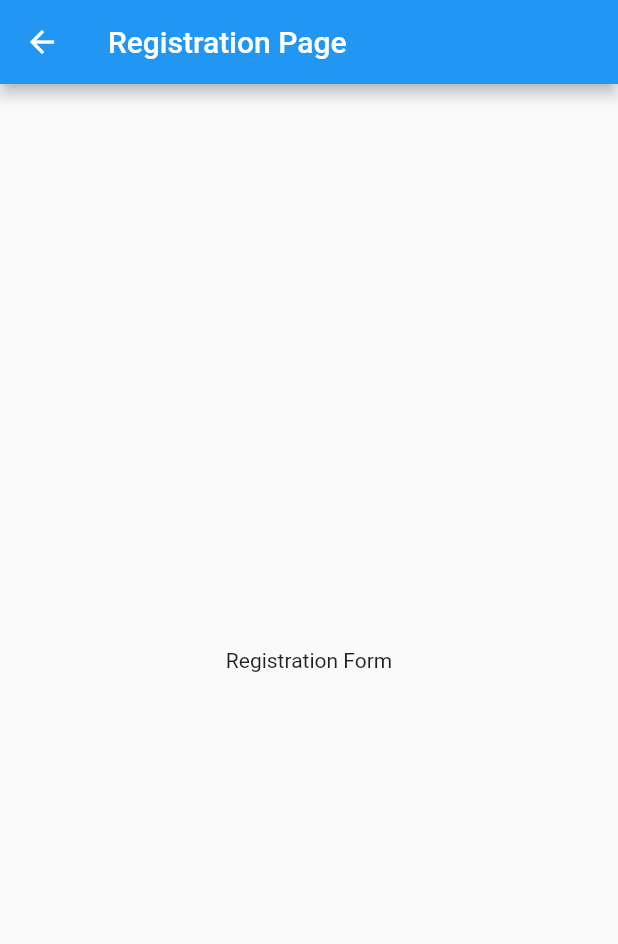
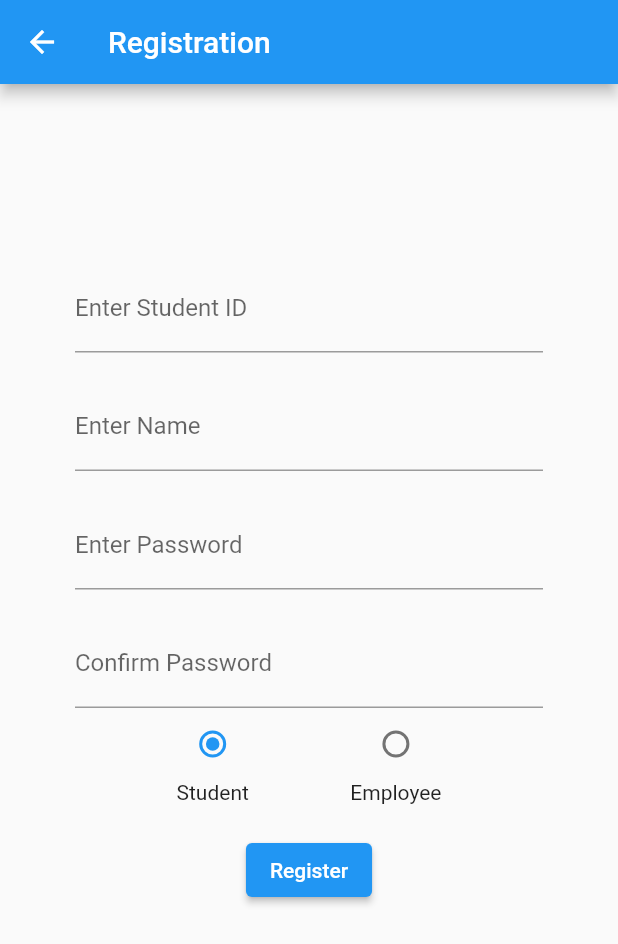
Before and after one commit to bitany/S.H.E.A.R.A, a Flutter app: the RegistrationScreen screen opened directly, on a phone screen of 412 x 824 dp. Shown: the top 944 px of the screen. Run offline on Flutter 3.47's test engine with Material 2 defaults, Android fonts, the phone set to English and light mode, and no system bars; our stand-ins replace sqflite; missing offline and left inert: bcrypt; accounts and stored records are empty.

Commit message:
Edited registration and login pages
Created (very) simple UI for registration and login pages. Only UI, still missing functions and database connection

```diff
--- a/sheara/lib/model/account.dart
+++ b/sheara/lib/model/account.dart
@@ -3,7 +3,6 @@ final String accountsTable = 'accounts';
 
 class accountsFields {
   static final List<String> values = [
-    /// Add all fields
     id, password, isAuthenticated, sidnumber, eidnumber, firstname, lastname, dispname, time
   ];
 
--- a/sheara/lib/registration.dart
+++ b/sheara/lib/registration.dart
@@ -1,14 +1,106 @@
 import 'package:flutter/material.dart';
+import 'package:flutter/services.dart';
 
-class RegistrationScreen extends StatelessWidget {
+class RegistrationScreen extends StatefulWidget {
+  @override
+  _RegistrationScreenState createState() => _RegistrationScreenState();
+}
+
+class _RegistrationScreenState extends State<RegistrationScreen> {
+  String _selectedUserType = 'Student'; // Default user type
+
+  TextEditingController _idController = TextEditingController();
+  TextEditingController _displayNameController = TextEditingController();
+  TextEditingController _passwordController = TextEditingController();
+  TextEditingController _confirmPasswordController = TextEditingController();
+
   @override
   Widget build(BuildContext context) {
     return Scaffold(
       appBar: AppBar(
-        title: Text('Registration Page'),
+        title: Text('Registration'),
       ),
-      body: Center(
-        child: Text('Registration Form'),
+      body: Padding(
+        padding: EdgeInsets.symmetric(vertical: 100.0, horizontal: 50.0),
+        child: Column(
+          crossAxisAlignment: CrossAxisAlignment.start,
+          children: <Widget>[
+            SizedBox(height: 20),
+            TextField(
+              controller: _idController,
+              keyboardType: TextInputType.number,
+              decoration: InputDecoration(
+                labelText: _selectedUserType == 'Student'
+                    ? 'Enter Student ID'
+                    : 'Enter Employee ID',
+              ),
+            ),
+            SizedBox(height: 20),
+            TextField(
+              controller: _displayNameController,
+              decoration: InputDecoration(
+                labelText: 'Enter Name',
+              ),
+            ),
+            SizedBox(height: 20),
+            TextField(
+              controller: _passwordController,
+              obscureText: true,
+              decoration: InputDecoration(
+                labelText: 'Enter Password',
+              ),
+            ),
+            SizedBox(height: 20),
+            TextField(
+              controller: _confirmPasswordController,
+              obscureText: true,
+              decoration: InputDecoration(
+                labelText: 'Confirm Password',
+              ),
+            ),
+            Row(
+              mainAxisAlignment: MainAxisAlignment.spaceEvenly,
+              children: <Widget>[
+                Column(
+                  children: [
+                    Radio(
+                      value: 'Student',
+                      groupValue: _selectedUserType,
+                      onChanged: (value) {
+                        setState(() {
+                          _selectedUserType = value.toString();
+                        });
+                      },
+                    ),
+                    Text('Student'),
+                  ],
+                ),
+                Column(
+                  children: [
+                    Radio(
+                      value: 'Employee',
+                      groupValue: _selectedUserType,
+                      onChanged: (value) {
+                        setState(() {
+                          _selectedUserType = value.toString();
+                        });
+                      },
+                    ),
+                    Text('Employee'),
+                  ],
+                ),
+              ],
+            ),
+            SizedBox(height: 20),
+            Center(
+              child: ElevatedButton(
+                onPressed: () {
+                },
+                child: Text('Register'),
+              ),
+            ),
+          ],
+        ),
       ),
     );
   }
--- a/sheara/pubspec.yaml
+++ b/sheara/pubspec.yaml
@@ -30,7 +30,6 @@ environment:
 dependencies:
   flutter:
     sdk: flutter
-
 
   # The following adds the Cupertino Icons font to your application.
   # Use with the CupertinoIcons class for iOS style icons.
```
Also changed, not shown: sheara/lib/login.dart (+79 -4 lines).
